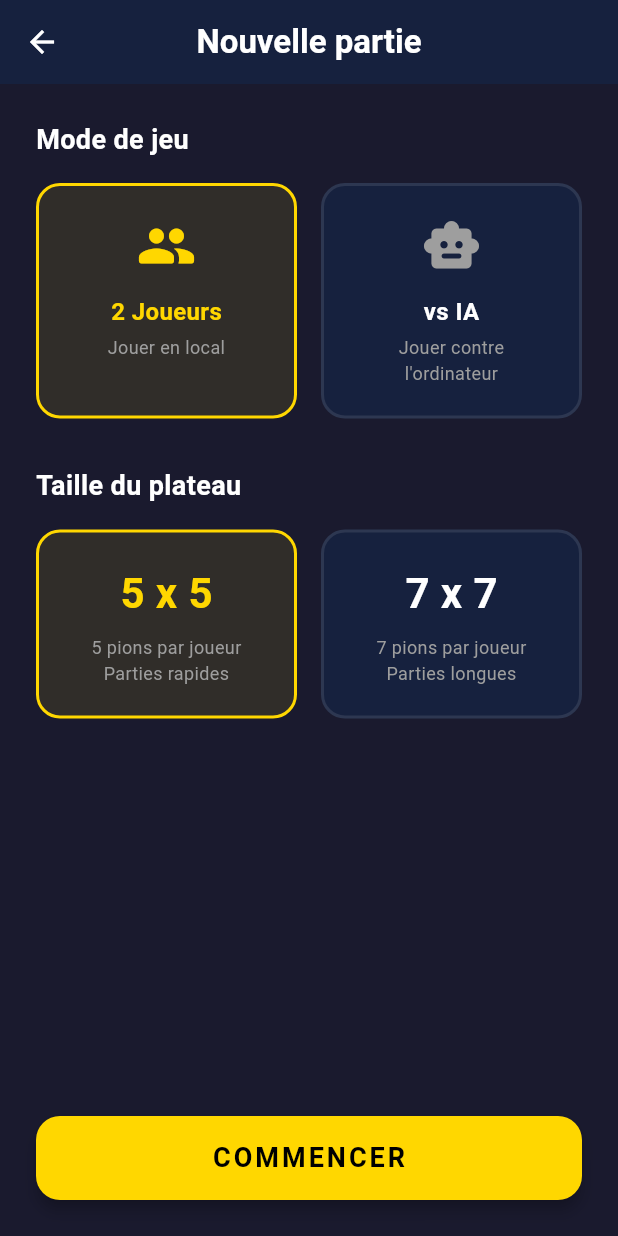
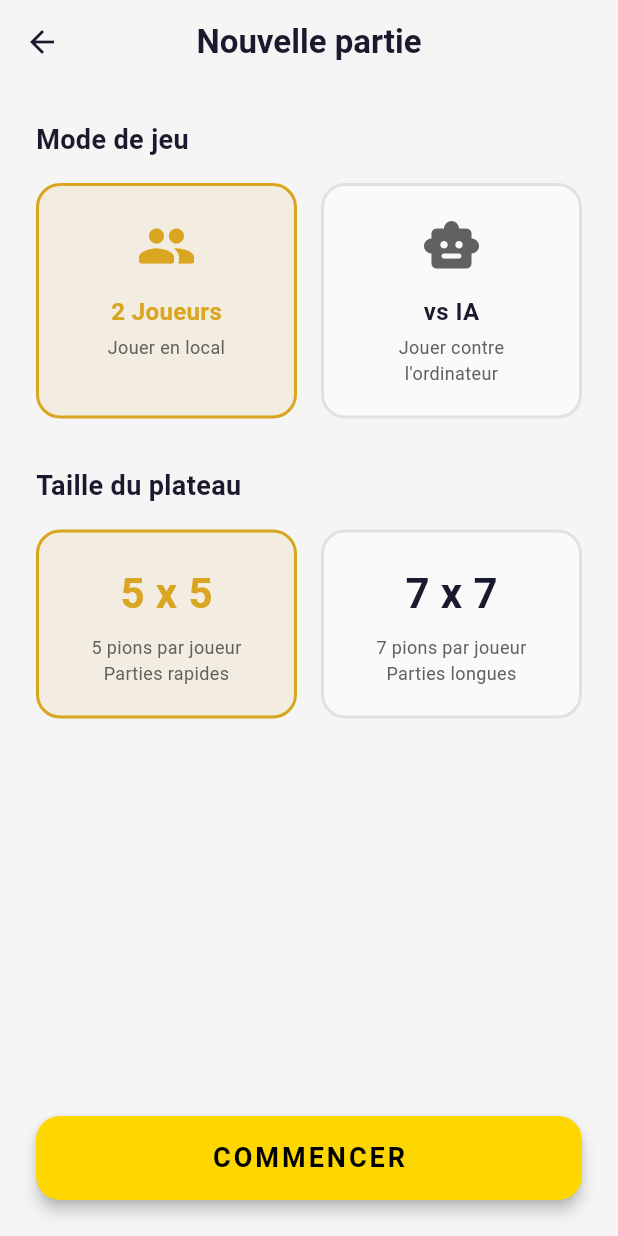
Before and after one commit to nogringo/kaptis, a Flutter app: the screen it shows after launch, after a tap on "JOUER", on a phone screen of 412 x 824 dp. Run offline on Flutter 3.47's test engine with Material 3 defaults, Android fonts, the phone set to English and light mode, and no system bars.

Commit message:
feat(theme): add light and dark theme support

```diff
--- a/lib/main.dart
+++ b/lib/main.dart
@@ -1,3 +1,4 @@
+import 'package:flutter/foundation.dart';
 import 'package:flutter/material.dart';
 import 'screens/home_screen.dart';
 
@@ -13,8 +14,18 @@ class AboulApp extends StatelessWidget {
     return MaterialApp(
       title: "Aboul'",
       theme: ThemeData(
-        colorScheme: ColorScheme.fromSeed(seedColor: Colors.amber),
+        colorScheme: ColorScheme.fromSeed(
+          seedColor: Colors.amber,
+          brightness: Brightness.light,
+        ),
       ),
+      darkTheme: ThemeData(
+        colorScheme: ColorScheme.fromSeed(
+          seedColor: Colors.amber,
+          brightness: Brightness.dark,
+        ),
+      ),
+      // themeMode: kDebugMode ? ThemeMode.dark : null,
       home: const HomeScreen(),
     );
   }
--- a/lib/screens/home_screen.dart
+++ b/lib/screens/home_screen.dart
@@ -1,14 +1,17 @@
 import 'package:flutter/material.dart';
 import 'setup_screen.dart';
 import 'rules_screen.dart';
+import '../theme/app_theme.dart';
 
 class HomeScreen extends StatelessWidget {
   const HomeScreen({super.key});
 
   @override
   Widget build(BuildContext context) {
+    final theme = AppTheme.of(context);
+
     return Scaffold(
-      backgroundColor: const Color(0xFF1A1A2E),
+      backgroundColor: theme.primaryBackground,
       body: SafeArea(
         child: Center(
           child: SingleChildScrollView(
@@ -16,15 +19,15 @@ class HomeScreen extends StatelessWidget {
             child: Column(
               mainAxisAlignment: MainAxisAlignment.center,
               children: [
-                _buildLogo(),
+                _buildLogo(theme),
                 const SizedBox(height: 40),
-                _buildTitle(),
+                _buildTitle(theme),
                 const SizedBox(height: 16),
-                _buildSubtitle(),
+                _buildSubtitle(theme),
                 const SizedBox(height: 60),
-                _buildPlayButton(context),
+                _buildPlayButton(context, theme),
                 const SizedBox(height: 20),
-                _buildRulesButton(context),
+                _buildRulesButton(context, theme),
               ],
             ),
           ),
@@ -33,22 +36,18 @@ class HomeScreen extends StatelessWidget {
     );
   }
 
-  Widget _buildLogo() {
+  Widget _buildLogo(AppTheme theme) {
     return Container(
       width: 150,
       height: 150,
       decoration: BoxDecoration(
         shape: BoxShape.circle,
-        gradient: const RadialGradient(
-          colors: [Color(0xFFFFD700), Color(0xFFDAA520), Color(0xFFB8860B)],
-          stops: [0.3, 0.7, 1.0],
+        gradient: RadialGradient(
+          colors: theme.logoGradient,
+          stops: const [0.3, 0.7, 1.0],
         ),
         boxShadow: [
-          BoxShadow(
-            color: const Color(0xFFFFD700).withAlpha(100),
-            blurRadius: 30,
-            spreadRadius: 5,
-          ),
+          BoxShadow(color: theme.accentShadow, blurRadius: 30, spreadRadius: 5),
         ],
       ),
       child: const Center(
@@ -70,11 +69,10 @@ class HomeScreen extends StatelessWidget {
     );
   }
 
-  Widget _buildTitle() {
+  Widget _buildTitle(AppTheme theme) {
     return ShaderMask(
-      shaderCallback: (bounds) => const LinearGradient(
-        colors: [Color(0xFFFFD700), Color(0xFFFFA500)],
-      ).createShader(bounds),
+      shaderCallback: (bounds) =>
+          LinearGradient(colors: theme.titleGradient).createShader(bounds),
       child: const Text(
         "Aboul'",
         style: TextStyle(
@@ -87,18 +85,18 @@ class HomeScreen extends StatelessWidget {
     );
   }
 
-  Widget _buildSubtitle() {
+  Widget _buildSubtitle(AppTheme theme) {
     return Text(
       'Jeu de strategie pour 2 joueurs',
       style: TextStyle(
         fontSize: 16,
-        color: Colors.grey.shade400,
+        color: theme.secondaryText,
         letterSpacing: 1,
       ),
     );
   }
 
-  Widget _buildPlayButton(BuildContext context) {
+  Widget _buildPlayButton(BuildContext context, AppTheme theme) {
     return SizedBox(
       width: 220,
       height: 56,
@@ -110,13 +108,13 @@ class HomeScreen extends StatelessWidget {
           );
         },
         style: ElevatedButton.styleFrom(
-          backgroundColor: const Color(0xFFFFD700),
-          foregroundColor: Colors.black,
+          backgroundColor: theme.primaryButtonBackground,
+          foregroundColor: theme.primaryButtonForeground,
           shape: RoundedRectangleBorder(
             borderRadius: BorderRadius.circular(28),
           ),
           elevation: 8,
-          shadowColor: const Color(0xFFFFD700).withAlpha(100),
+          shadowColor: theme.accentShadow,
         ),
         child: const Row(
           mainAxisAlignment: MainAxisAlignment.center,
@@ -137,7 +135,7 @@ class HomeScreen extends StatelessWidget {
     );
   }
 
-  Widget _buildRulesButton(BuildContext context) {
+  Widget _buildRulesButton(BuildContext context, AppTheme theme) {
     return SizedBox(
       width: 220,
       height: 50,
@@ -149,8 +147,8 @@ class HomeScreen extends StatelessWidget {
           );
         },
         style: OutlinedButton.styleFrom(
-          foregroundColor: Colors.white,
-          side: const BorderSide(color: Colors.white54, width: 2),
+          foregroundColor: theme.outlineButtonForeground,
+          side: BorderSide(color: theme.outlineButtonBorder, width: 2),
           shape: RoundedRectangleBorder(
             borderRadius: BorderRadius.circular(25),
           ),
--- a/lib/screens/setup_screen.dart
+++ b/lib/screens/setup_screen.dart
@@ -1,5 +1,6 @@
 import 'package:flutter/material.dart';
 import '../models/ai_player.dart';
+import '../theme/app_theme.dart';
 import 'game_screen.dart';
 
 class SetupScreen extends StatefulWidget {
@@ -16,16 +17,18 @@ class _SetupScreenState extends State<SetupScreen> {
 
   @override
   Widget build(BuildContext context) {
+    final theme = AppTheme.of(context);
+
     return Scaffold(
-      backgroundColor: const Color(0xFF1A1A2E),
+      backgroundColor: theme.primaryBackground,
       appBar: AppBar(
         title: const Text(
           'Nouvelle partie',
           style: TextStyle(fontWeight: FontWeight.bold),
         ),
         centerTitle: true,
-        backgroundColor: const Color(0xFF16213E),
-        foregroundColor: Colors.white,
+        backgroundColor: theme.appBarBackground,
+        foregroundColor: theme.appBarForeground,
         elevation: 0,
       ),
       body: SafeArea(
@@ -39,9 +42,9 @@ class _SetupScreenState extends State<SetupScreen> {
                   child: Column(
                     crossAxisAlignment: CrossAxisAlignment.start,
                     children: [
-                      _buildSectionTitle('Mode de jeu'),
+                      _buildSectionTitle('Mode de jeu', theme),
                       const SizedBox(height: 16),
-                      _buildModeSelector(),
+                      _buildModeSelector(theme),
                       const SizedBox(height: 32),
                       AnimatedSize(
                         duration: const Duration(milliseconds: 300),
@@ -50,23 +53,23 @@ class _SetupScreenState extends State<SetupScreen> {
                             ? Column(
                                 crossAxisAlignment: CrossAxisAlignment.start,
                                 children: [
-                                  _buildSectionTitle('Difficulte'),
+                                  _buildSectionTitle('Difficulte', theme),
                                   const SizedBox(height: 16),
-                                  _buildDifficultySelector(),
+                                  _buildDifficultySelector(theme),
                                   const SizedBox(height: 32),
                                 ],
                               )
                             : const SizedBox.shrink(),
                       ),
-                      _buildSectionTitle('Taille du plateau'),
+                      _buildSectionTitle('Taille du plateau', theme),
                       const SizedBox(height: 16),
-                      _buildSizeSelector(),
+                      _buildSizeSelector(theme),
                       const SizedBox(height: 24),
                     ],
                   ),
                 ),
               ),
-              _buildStartButton(),
+              _buildStartButton(theme),
             ],
           ),
         ),
@@ -74,18 +77,18 @@ class _SetupScreenState extends State<SetupScreen> {
     );
   }
 
-  Widget _buildSectionTitle(String title) {
+  Widget _buildSectionTitle(String title, AppTheme theme) {
     return Text(
       title,
-      style: const TextStyle(
+      style: TextStyle(
         fontSize: 18,
         fontWeight: FontWeight.bold,
-        color: Colors.white,
+        color: theme.primaryText,
       ),
     );
   }
 
-  Widget _buildModeSelector() {
+  Widget _buildModeSelector(AppTheme theme) {
     return IntrinsicHeight(
       child: Row(
         crossAxisAlignment: CrossAxisAlignment.stretch,
@@ -97,6 +100,7 @@ class _SetupScreenState extends State<SetupScreen> {
               subtitle: 'Jouer en local',
               isSelected: !_vsAI,
               onTap: () => setState(() => _vsAI = false),
+              theme: theme,
             ),
           ),
           const SizedBox(width: 16),
@@ -107,6 +111,7 @@ class _SetupScreenState extends State<SetupScreen> {
               subtitle: 'Jouer contre l\'ordinateur',
               isSelected: _vsAI,
               onTap: () => setState(() => _vsAI = true),
+              theme: theme,
             ),
           ),
         ],
@@ -120,6 +125,7 @@ class _SetupScreenState extends State<SetupScreen> {
     required String subtitle,
     required bool isSelected,
     required VoidCallback onTap,
+    required AppTheme theme,
   }) {
     return GestureDetector(
       onTap: onTap,
@@ -128,13 +134,11 @@ class _SetupScreenState extends State<SetupScreen> {
         padding: const EdgeInsets.all(20),
         decoration: BoxDecoration(
           color: isSelected
-              ? const Color(0xFFFFD700).withAlpha(25)
-              : const Color(0xFF16213E),
+              ? theme.accentColor.withAlpha(25)
+              : theme.cardBackground,
           borderRadius: BorderRadius.circular(16),
           border: Border.all(
-            color: isSelected
-                ? const Color(0xFFFFD700)
-                : Colors.white.withAlpha(25),
+            color: isSelected ? theme.accentColor : theme.cardBorder,
             width: 2,
           ),
         ),
@@ -143,9 +147,7 @@ class _SetupScreenState extends State<SetupScreen> {
             Icon(
               icon,
               size: 40,
-              color: isSelected
-                  ? const Color(0xFFFFD700)
-                  : Colors.grey.shade500,
+              color: isSelected ? theme.accentColor : theme.tertiaryText,
             ),
             const SizedBox(height: 12),
             Text(
@@ -153,14 +155,14 @@ class _SetupScreenState extends State<SetupScreen> {
               style: TextStyle(
                 fontSize: 16,
                 fontWeight: FontWeight.bold,
-                color: isSelected ? const Color(0xFFFFD700) : Colors.white,
+                color: isSelected ? theme.accentColor : theme.primaryText,
               ),
             ),
             const SizedBox(height: 4),
             Text(
               subtitle,
               textAlign: TextAlign.center,
-              style: TextStyle(fontSize: 12, color: Colors.grey.shade500),
+              style: TextStyle(fontSize: 12, color: theme.tertiaryText),
             ),
           ],
         ),
@@ -168,7 +170,7 @@ class _SetupScreenState extends State<SetupScreen> {
     );
   }
 
-  Widget _buildDifficultySelector() {
+  Widget _buildDifficultySelector(AppTheme theme) {
     return Row(
       children: [
         Expanded(
@@ -177,6 +179,7 @@ class _SetupScreenState extends State<SetupScreen> {
             icon: Icons.sentiment_satisfied_rounded,
             difficulty: AIDifficulty.easy,
             color: Colors.green,
+            theme: theme,
           ),
         ),
         const SizedBox(width: 12),
@@ -186,6 +189,7 @@ class _SetupScreenState extends State<SetupScreen> {
             icon: Icons.sentiment_neutral_rounded,
             difficulty: AIDifficulty.normal,
             color: Colors.orange,
+            theme: theme,
           ),
         ),
         const SizedBox(width: 12),
@@ -195,6 +199,7 @@ class _SetupScreenState extends State<SetupScreen> {
             icon: Icons.sentiment_very_dissatisfied_rounded,
             difficulty: AIDifficulty.hard,
             color: Colors.red,
+            theme: theme,
           ),
         ),
       ],
@@ -206,6 +211,7 @@ class _SetupScreenState extends State<SetupScreen> {
     required IconData icon,
     required AIDifficulty difficulty,
     required Color color,
+    required AppTheme theme,
   }) {
     final isSelected = _difficulty == difficulty;
     return GestureDetector(
@@ -213,10 +219,10 @@ class _SetupScreenState extends State<SetupScreen> {
       child: Container(
         height: 80,
         decoration: BoxDecoration(
-          color: isSelected ? color.withAlpha(30) : const Color(0xFF16213E),
+          color: isSelected ? color.withAlpha(30) : theme.cardBackground,
           borderRadius: BorderRadius.circular(12),
           border: Border.all(
-            color: isSelected ? color : Colors.white.withAlpha(25),
+            color: isSelected ? color : theme.cardBorder,
             width: 2,
           ),
         ),
@@ -226,7 +232,7 @@ class _SetupScreenState extends State<SetupScreen> {
             Icon(
               icon,
               size: 28,
-              color: isSelected ? color : Colors.grey.shade500,
+              color: isSelected ? color : theme.tertiaryText,
             ),
             const SizedBox(height: 8),
             Text(
@@ -234,7 +240,7 @@ class _SetupScreenState extends State<SetupScreen> {
               style: TextStyle(
                 fontSize: 13,
                 fontWeight: isSelected ? FontWeight.bold : FontWeight.normal,
-                color: isSelected ? color : Colors.grey.shade500,
+                color: isSelected ? color : theme.tertiaryText,
               ),
             ),
           ],
@@ -243,13 +249,14 @@ class _SetupScreenState extends State<SetupScreen> {
     );
   }
 
-  Widget _buildSizeSelector() {
+  Widget _buildSizeSelector(AppTheme theme) {
     return Row(
       children: [
         Expanded(
           child: _buildSizeCard(
             size: 5,
             description: '5 pions par joueur\nParties rapides',
+            theme: theme,
           ),
         ),
         const SizedBox(width: 16),
@@ -257,13 +264,18 @@ class _SetupScreenState extends State<SetupScreen> {
           child: _buildSizeCard(
             size: 7,
             description: '7 pions par joueur\nParties longues',
+            theme: theme,
           ),
         ),
       ],
     );
   }
 
-  Widget _buildSizeCard({required int size, required String description}) {
+  Widget _buildSizeCard({
+    required int size,
+    required String description,
+    required AppTheme theme,
+  }) {
     final isSelected = _boardSize == size;
     return GestureDetector(
       onTap: () => setState(() => _boardSize = size),
@@ -272,13 +284,11 @@ class _SetupScreenState extends State<SetupScreen> {
         padding: const EdgeInsets.all(20),
         decoration: BoxDecoration(
           color: isSelected
-              ? const Color(0xFFFFD700).withAlpha(25)
-              : const Color(0xFF16213E),
+              ? theme.accentColor.withAlpha(25)
+              : theme.cardBackground,
           borderRadius: BorderRadius.circular(16),
           border: Border.all(
-            color: isSelected
-                ? const Color(0xFFFFD700)
-                : Colors.white.withAlpha(25),
+            color: isSelected ? theme.accentColor : theme.cardBorder,
             width: 2,
           ),
         ),
@@ -289,7 +299,7 @@ class _SetupScreenState extends State<SetupScreen> {
               style: TextStyle(
                 fontSize: 28,
                 fontWeight: FontWeight.bold,
-                color: isSelected ? const Color(0xFFFFD700) : Colors.white,
+                color: isSelected ? theme.accentColor : theme.primaryText,
               ),
             ),
             const SizedBox(height: 8),
@@ -298,7 +308,7 @@ class _SetupScreenState extends State<SetupScreen> {
               textAlign: TextAlign.center,
               style: TextStyle(
                 fontSize: 12,
-                color: Colors.grey.shade500,
+                color: theme.tertiaryText,
                 height: 1.4,
               ),
             ),
@@ -308,7 +318,7 @@ class _SetupScreenState extends State<SetupScreen> {
     );
   }
 
-  Widget _buildStartButton() {
+  Widget _buildStartButton(AppTheme theme) {
     return SizedBox(
       width: double.infinity,
       height: 56,
@@ -326,8 +336,8 @@ class _SetupScreenState extends State<SetupScreen> {
           );
         },
         style: ElevatedButton.styleFrom(
-          backgroundColor: const Color(0xFFFFD700),
-          foregroundColor: Colors.black,
+          backgroundColor: theme.primaryButtonBackground,
+          foregroundColor: theme.primaryButtonForeground,
           shape: RoundedRectangleBorder(
             borderRadius: BorderRadius.circular(16),
           ),
--- /dev/null
+++ b/lib/theme/app_theme.dart
@@ -0,0 +1,100 @@
+import 'package:flutter/material.dart';
+
+class AppTheme {
+  final bool isDark;
+
+  const AppTheme._({required this.isDark});
+
+  static AppTheme of(BuildContext context) {
+    final brightness = Theme.of(context).brightness;
+    return AppTheme._(isDark: brightness == Brightness.dark);
+  }
+
+  // Backgrounds
+  Color get primaryBackground =>
+      isDark ? const Color(0xFF1A1A2E) : const Color(0xFFF5F5F5);
+
+  Color get secondaryBackground =>
+      isDark ? const Color(0xFF16213E) : Colors.white;
+
+  Color get cardBackground =>
+      isDark ? const Color(0xFF16213E) : const Color(0xFFFAFAFA);
+
+  // Accent (Gold)
+  Color get accentColor =>
+      isDark ? const Color(0xFFFFD700) : const Color(0xFFDAA520);
+
+  Color get accentColorBright => const Color(0xFFFFD700);
+
+  Color get accentColorSecondary => const Color(0xFFDAA520);
+
+  Color get accentColorTertiary => const Color(0xFFB8860B);
+
+  // Text
+  Color get primaryText => isDark ? Colors.white : const Color(0xFF1A1A2E);
+
+  Color get secondaryText =>
+      isDark ? Colors.grey.shade400 : Colors.grey.shade600;
+
+  Color get tertiaryText =>
+      isDark ? Colors.grey.shade500 : Colors.grey.shade700;
+
+  Color get subtitleText =>
+      isDark ? Colors.grey.shade300 : Colors.grey.shade700;
+
+  // AppBar
+  Color get appBarBackground => primaryBackground;
+
+  Color get appBarForeground => primaryText;
+
+  // Buttons
+  Color get primaryButtonBackground => const Color(0xFFFFD700);
+
+  Color get primaryButtonForeground => Colors.black;
+
+  Color get outlineButtonBorder => isDark ? Colors.white54 : Colors.black38;
+
+  Color get outlineButtonForeground =>
+      isDark ? Colors.white : const Color(0xFF1A1A2E);
+
+  // Borders
+  Color get cardBorder =>
+      isDark ? Colors.white.withAlpha(25) : Colors.black.withAlpha(25);
+
+  Color get selectedBorder => const Color(0xFFFFD700);
+
+  // Board
+  Color get boardLightCell =>
+      isDark ? const Color(0xFFE8D4B8) : const Color(0xFFF0E6D3);
+
+  Color get boardDarkCell =>
+      isDark ? const Color(0xFFB58863) : const Color(0xFFC9A86C);
+
+  Color get boardBorder => isDark ? Colors.black26 : Colors.transparent;
+
+  // Game states
+  Color get validMoveColor => Colors.green;
+
+  Color get selectedColor => Colors.yellow;
+
+  // Player colors (same for both themes)
+  static const Color player1Color = Colors.blue;
+  static const Color player2Color = Colors.red;
+
+  // Shadows
+  Color get shadowColor => Colors.black.withAlpha(76);
+
+  Color get accentShadow => isDark
+      ? const Color(0xFFFFD700).withAlpha(100)
+      : Colors.black.withAlpha(50);
+
+  // Logo gradient colors
+  List<Color> get logoGradient => const [
+    Color(0xFFFFD700),
+    Color(0xFFDAA520),
+    Color(0xFFB8860B),
+  ];
+
+  // Title gradient colors
+  List<Color> get titleGradient => const [Color(0xFFFFD700), Color(0xFFFFA500)];
+}
```
Also changed, not shown: lib/screens/game_screen.dart (+6 -3 lines), lib/screens/rules_screen.dart (+37 -25 lines), lib/widgets/game_board.dart (+35 -28 lines).
